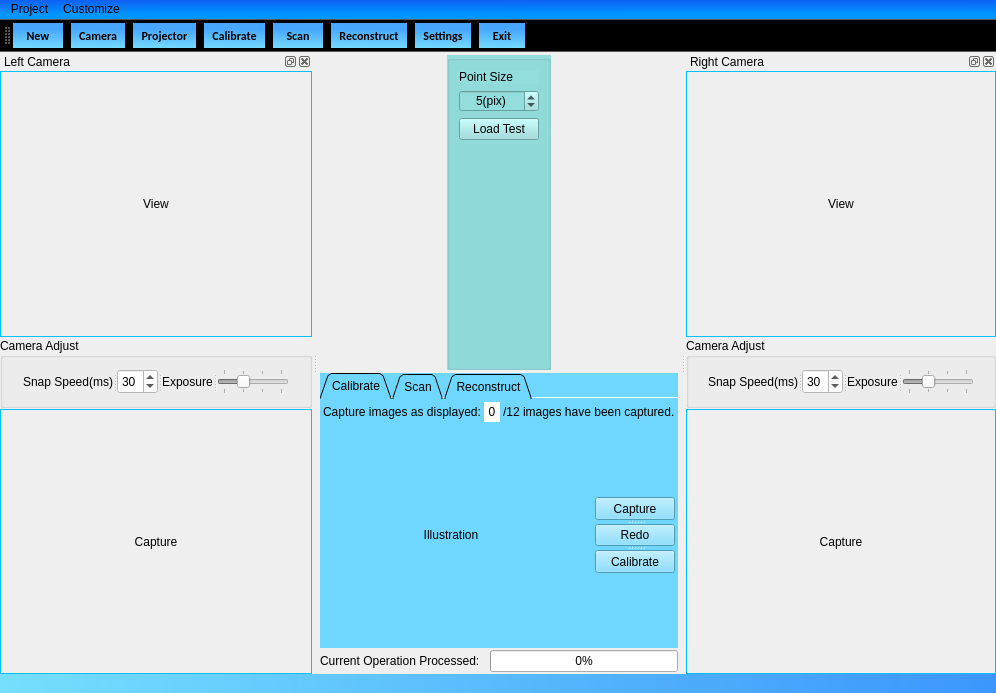
First picture: the form in Duke/mainwindow.ui, repository DrawZeroPoint/Structure-Light-Reconstructor, before the edit.
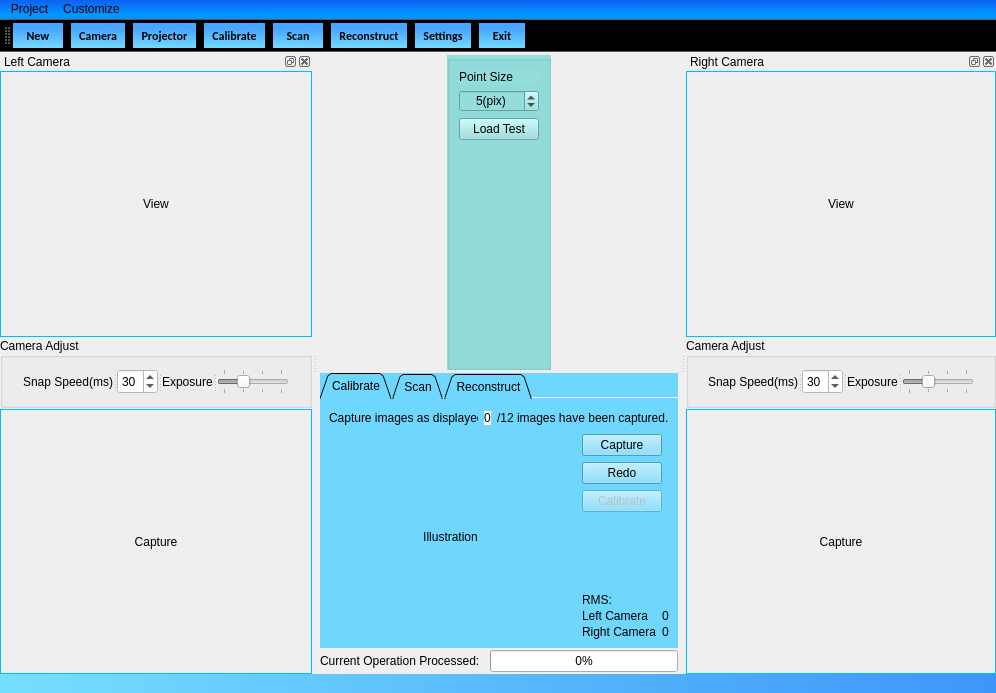
Second picture: the form after the edit. Icons and pictures are not drawn.

Diff of the .ui file:
```diff
--- a/Duke/mainwindow.ui
+++ b/Duke/mainwindow.ui
@@ -253,33 +253,28 @@
           <attribute name="title">
            <string>Calibrate</string>
           </attribute>
-          <layout class="QGridLayout" name="gridLayout_11">
-           <property name="leftMargin">
-            <number>3</number>
-           </property>
-           <property name="topMargin">
-            <number>3</number>
-           </property>
-           <property name="rightMargin">
-            <number>3</number>
-           </property>
-           <property name="bottomMargin">
-            <number>3</number>
-           </property>
-           <property name="spacing">
-            <number>3</number>
-           </property>
-           <item row="0" column="0" colspan="4">
-            <layout class="QHBoxLayout" name="horizontalLayout">
-             <item>
+          <layout class="QGridLayout" name="gridLayout_17">
+           <item row="0" column="0">
               <widget class="QLabel" name="label_9">
+             <property name="sizePolicy">
+              <sizepolicy hsizetype="Preferred" vsizetype="Fixed">
+               <horstretch>0</horstretch>
+               <verstretch>0</verstretch>
+              </sizepolicy>
+             </property>
                <property name="text">
                 <string>&lt;html&gt;&lt;head/&gt;&lt;body&gt;&lt;p&gt;Capture images as displayed:&lt;/p&gt;&lt;/body&gt;&lt;/html&gt;</string>
                </property>
               </widget>
              </item>
-             <item>
+           <item row="0" column="1">
               <widget class="QLabel" name="currentPhotoLabel">
+             <property name="sizePolicy">
+              <sizepolicy hsizetype="Preferred" vsizetype="Fixed">
+               <horstretch>0</horstretch>
+               <verstretch>0</verstretch>
+              </sizepolicy>
+             </property>
                <property name="layoutDirection">
                 <enum>Qt::LeftToRight</enum>
                </property>
@@ -294,15 +289,19 @@
                </property>
               </widget>
              </item>
-             <item>
+           <item row="0" column="2" colspan="2">
               <widget class="QLabel" name="label_11">
+             <property name="sizePolicy">
+              <sizepolicy hsizetype="Expanding" vsizetype="Fixed">
+               <horstretch>0</horstretch>
+               <verstretch>0</verstretch>
+              </sizepolicy>
+             </property>
                <property name="text">
                 <string>&lt;html&gt;&lt;head/&gt;&lt;body&gt;&lt;p&gt;/12 images have been captured.&lt;/p&gt;&lt;/body&gt;&lt;/html&gt;</string>
                </property>
               </widget>
              </item>
-            </layout>
-           </item>
            <item row="0" column="4">
             <spacer name="horizontalSpacer_15">
              <property name="orientation">
@@ -316,7 +315,7 @@
              </property>
             </spacer>
            </item>
-           <item row="1" column="0" rowspan="3">
+           <item row="1" column="0" rowspan="3" colspan="3">
             <widget class="QLabel" name="explainLabel">
              <property name="sizePolicy">
               <sizepolicy hsizetype="Expanding" vsizetype="Expanding">
@@ -353,88 +352,131 @@
              </property>
             </widget>
            </item>
-           <item row="1" column="2">
-            <spacer name="verticalSpacer_13">
-             <property name="orientation">
-              <enum>Qt::Vertical</enum>
+           <item row="1" column="3">
+            <layout class="QVBoxLayout" name="verticalLayout_3">
+             <property name="leftMargin">
+              <number>4</number>
              </property>
-             <property name="sizeHint" stdset="0">
-              <size>
-               <width>20</width>
-               <height>64</height>
-              </size>
+             <property name="rightMargin">
+              <number>0</number>
              </property>
-            </spacer>
-           </item>
-           <item row="2" column="1">
-            <spacer name="horizontalSpacer_13">
-             <property name="orientation">
-              <enum>Qt::Horizontal</enum>
-             </property>
-             <property name="sizeType">
-              <enum>QSizePolicy::Preferred</enum>
-             </property>
-             <property name="sizeHint" stdset="0">
-              <size>
-               <width>10</width>
-               <height>20</height>
-              </size>
-             </property>
-            </spacer>
-           </item>
-           <item row="3" column="2">
-            <spacer name="verticalSpacer_14">
-             <property name="orientation">
-              <enum>Qt::Vertical</enum>
-             </property>
-             <property name="sizeHint" stdset="0">
-              <size>
-               <width>20</width>
-               <height>54</height>
-              </size>
-             </property>
-            </spacer>
-           </item>
-           <item row="2" column="4">
-            <spacer name="horizontalSpacer_14">
-             <property name="orientation">
-              <enum>Qt::Horizontal</enum>
-             </property>
-             <property name="sizeType">
-              <enum>QSizePolicy::Preferred</enum>
-             </property>
-             <property name="sizeHint" stdset="0">
-              <size>
-               <width>36</width>
-               <height>76</height>
-              </size>
-             </property>
-            </spacer>
-           </item>
-           <item row="2" column="2" colspan="2">
-            <widget class="QSplitter" name="splitter_4">
-             <property name="orientation">
-              <enum>Qt::Vertical</enum>
-             </property>
+             <item>
              <widget class="QPushButton" name="captureButton">
+               <property name="sizePolicy">
+                <sizepolicy hsizetype="Fixed" vsizetype="Fixed">
+                 <horstretch>0</horstretch>
+                 <verstretch>0</verstretch>
+                </sizepolicy>
+               </property>
               <property name="text">
                <string>Capture</string>
               </property>
              </widget>
+             </item>
+             <item>
              <widget class="QPushButton" name="redoButton">
+               <property name="sizePolicy">
+                <sizepolicy hsizetype="Fixed" vsizetype="Fixed">
+                 <horstretch>0</horstretch>
+                 <verstretch>0</verstretch>
+                </sizepolicy>
+               </property>
               <property name="text">
                <string>Redo</string>
               </property>
              </widget>
+             </item>
+             <item>
              <widget class="QPushButton" name="calibButton">
               <property name="enabled">
-               <bool>true</bool>
+                <bool>false</bool>
+               </property>
+               <property name="sizePolicy">
+                <sizepolicy hsizetype="Fixed" vsizetype="Fixed">
+                 <horstretch>0</horstretch>
+                 <verstretch>0</verstretch>
+                </sizepolicy>
               </property>
               <property name="text">
                <string>Calibrate</string>
               </property>
              </widget>
-            </widget>
+             </item>
+            </layout>
+           </item>
+           <item row="2" column="3">
+            <spacer name="verticalSpacer_13">
+             <property name="orientation">
+              <enum>Qt::Vertical</enum>
+             </property>
+             <property name="sizeHint" stdset="0">
+              <size>
+               <width>20</width>
+               <height>67</height>
+              </size>
+             </property>
+            </spacer>
+           </item>
+           <item row="3" column="3">
+            <layout class="QVBoxLayout" name="verticalLayout_4">
+             <property name="spacing">
+              <number>2</number>
+             </property>
+             <property name="leftMargin">
+              <number>4</number>
+             </property>
+             <item>
+              <widget class="QLabel" name="label_10">
+               <property name="sizePolicy">
+                <sizepolicy hsizetype="Preferred" vsizetype="Fixed">
+                 <horstretch>0</horstretch>
+                 <verstretch>0</verstretch>
+                </sizepolicy>
+               </property>
+               <property name="text">
+                <string>RMS:</string>
+               </property>
+              </widget>
+             </item>
+             <item>
+              <layout class="QGridLayout" name="gridLayout_11">
+               <property name="horizontalSpacing">
+                <number>6</number>
+               </property>
+               <property name="verticalSpacing">
+                <number>2</number>
+               </property>
+               <item row="0" column="0">
+                <widget class="QLabel" name="label_12">
+                 <property name="text">
+                  <string>Left Camera</string>
+                 </property>
+                </widget>
+               </item>
+               <item row="0" column="1">
+                <widget class="QLabel" name="leftRMS">
+                 <property name="text">
+                  <string>0</string>
+                 </property>
+                </widget>
+               </item>
+               <item row="1" column="0">
+                <widget class="QLabel" name="label_13">
+                 <property name="text">
+                  <string>Right Camera</string>
+                 </property>
+                </widget>
+               </item>
+               <item row="1" column="1">
+                <widget class="QLabel" name="rightRMS">
+                 <property name="text">
+                  <string>0</string>
+                 </property>
+                </widget>
+               </item>
+              </layout>
+             </item>
+            </layout>
            </item>
           </layout>
          </widget>
```
Left out of the diff: 84 changed lines with no effect on the pictures. Lines whose indentation alone changed are shown as unchanged.
